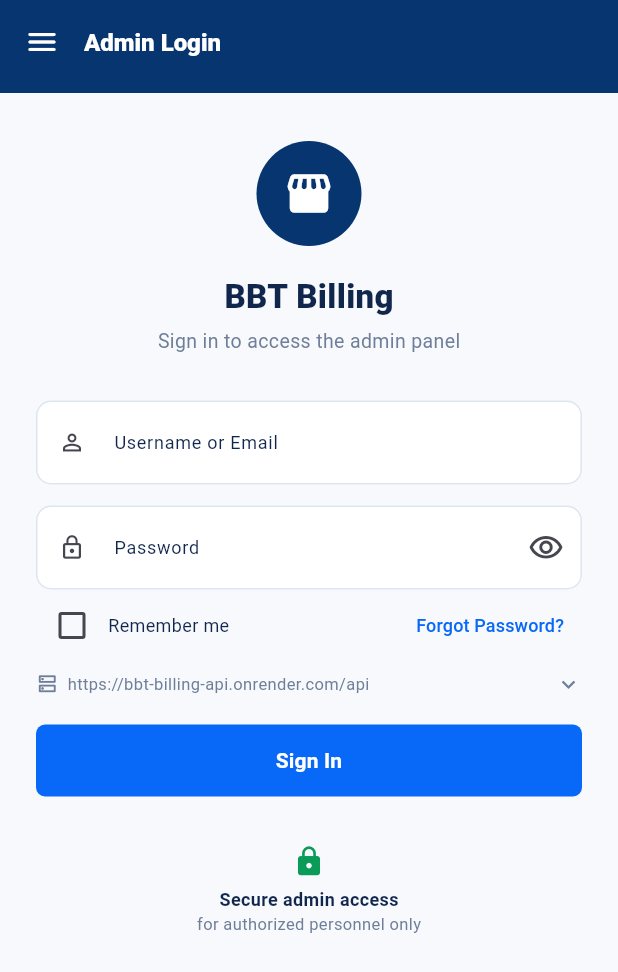
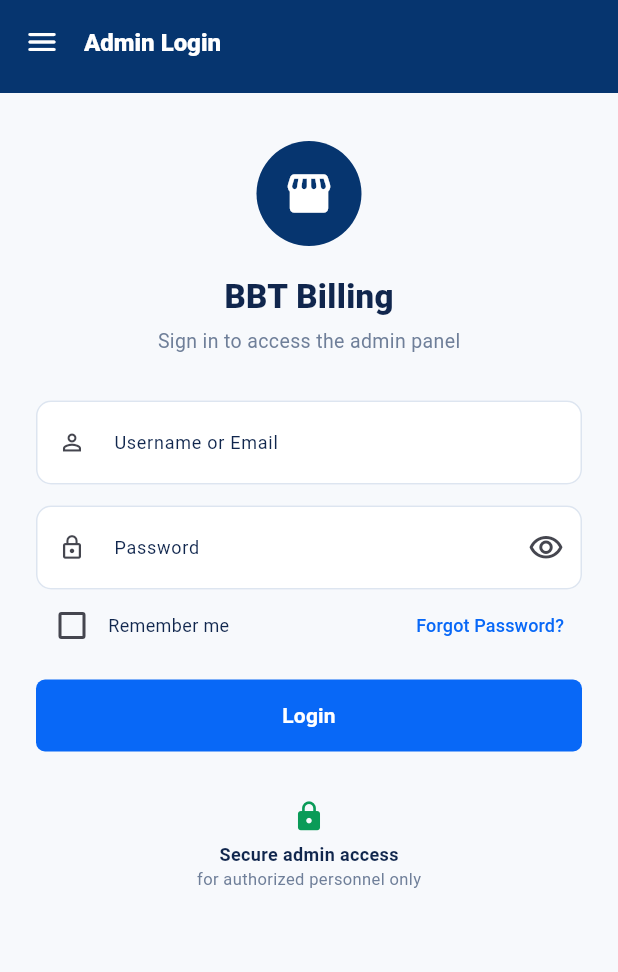
Before and after one commit to aarthiarunachalamk-sudo/BBT-BILLING, a Flutter app: the screen it shows after launch, after a tap on "Skip", on a phone screen of 412 x 824 dp. Shown: the top 972 px of the screen. Run offline on Flutter 3.47's test engine with Material 3 defaults, Android fonts, the light colour scheme and no system bars; our stand-ins replace image_picker, shared_preferences, video_player.

Commit message:
login screen0-changes

```diff
--- a/lib/frontend/screens/admin/login_screen.dart
+++ b/lib/frontend/screens/admin/login_screen.dart
@@ -55,21 +55,9 @@ class _LoginScreenState extends State<LoginScreen> {
     super.dispose();
   }
 
-  bool get _isWakingUp =>
-      widget.state.loading &&
-      (widget.state.error?.contains('Waking up') ?? false);
+  bool get _isWakingUp => false;
 
   Future<void> _doLogin() async {
-    // Apply any server URL change before logging in.
-    final urlText = serverUrlController.text.trim();
-    if (urlText.isNotEmpty && urlText != widget.state.api.baseUrl) {
-      try {
-        widget.state.api.setBaseUrl(urlText);
-      } catch (e) {
-        if (mounted) showNotice(context, e.toString());
-        return;
-      }
-    }
     final success = await widget.state.login(
       emailController.text.trim(),
       passwordController.text,
@@ -163,7 +151,7 @@ class _LoginScreenState extends State<LoginScreen> {
           ),
 
           // ── Server URL (collapsible) ──────────────────────────────────────
-          GestureDetector(
+          if (false) GestureDetector(
             onTap: () => setState(() => showServerUrl = !showServerUrl),
             child: Padding(
               padding: const EdgeInsets.symmetric(vertical: 6),
@@ -217,7 +205,7 @@ class _LoginScreenState extends State<LoginScreen> {
           const SizedBox(height: 12),
 
           // ── Error / wakeup status ────────────────────────────────────────
-          if (widget.state.error != null && !_isWakingUp)
+          if (widget.state.error != null && !widget.state.loading)
             Container(
               margin: const EdgeInsets.only(bottom: 12),
               padding: const EdgeInsets.all(12),
@@ -257,10 +245,10 @@ class _LoginScreenState extends State<LoginScreen> {
                 Text(
                   _isWakingUp
                       ? (widget.state.error ?? 'Connecting to server…')
-                      : 'Signing in securely…',
+                      : 'Logging in...',
                   textAlign: TextAlign.center,
                   style: TextStyle(
-                    color: _isWakingUp ? Colors.orange.shade700 : muted,
+                    color: muted,
                     fontSize: 12,
                     fontWeight: FontWeight.w600,
                   ),
@@ -276,7 +264,7 @@ class _LoginScreenState extends State<LoginScreen> {
               ],
             )
           else
-            PrimaryAction('Sign In', onPressed: _doLogin),
+            PrimaryAction('Login', onPressed: _doLogin),
 
           const SizedBox(height: 32),
 
```
